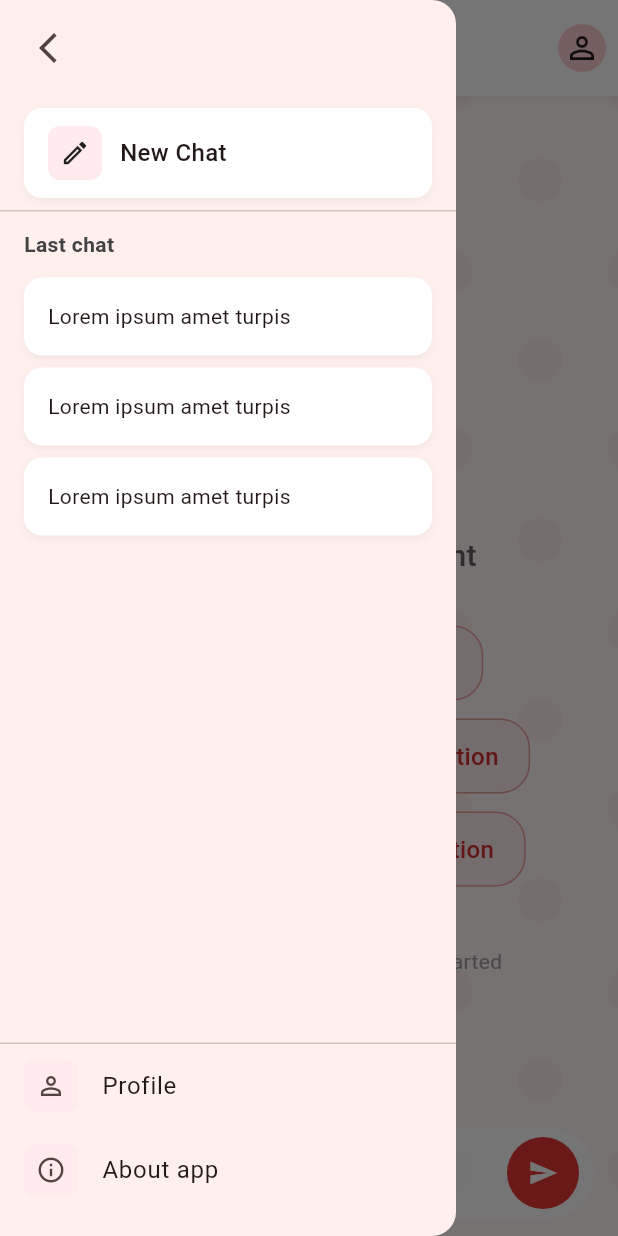
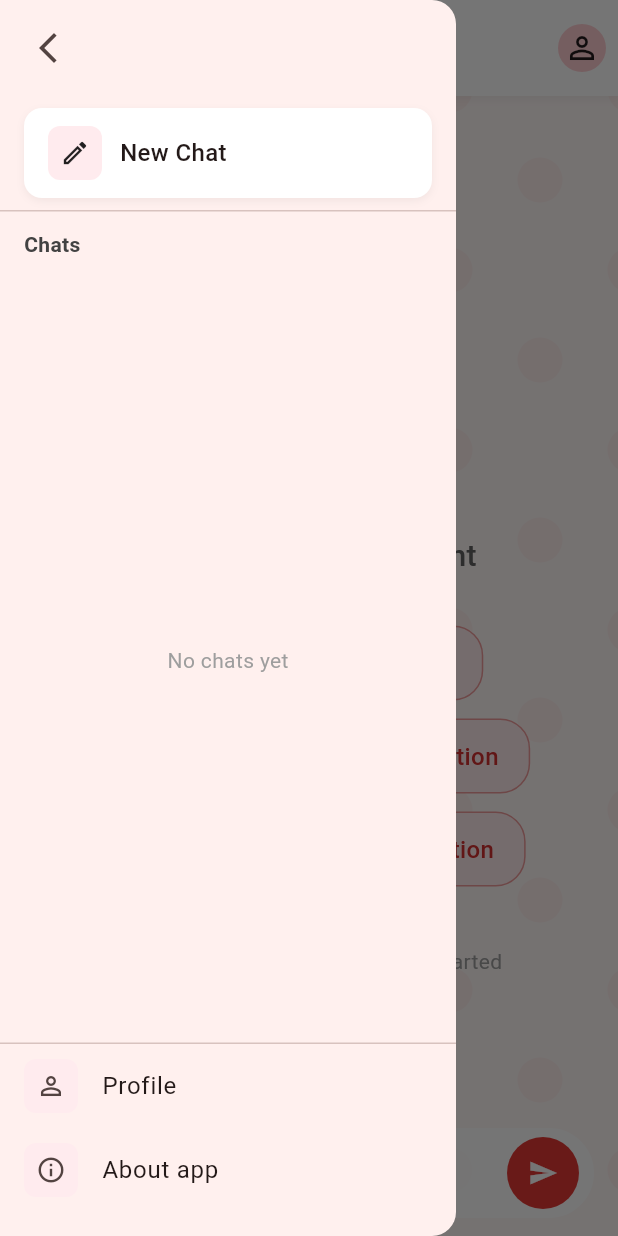
Before and after one commit to ikiiash/hackathon-telekom-2025, a Flutter app: the screen it shows once a user with an empty profile is signed in, with the side drawer open, on a phone screen of 412 x 824 dp. Run offline on Flutter 3.47's test engine with Material 3 defaults, Android fonts, the phone set to English and light mode, and no system bars; our stand-ins replace flutter_dotenv, image_picker, supabase_flutter; accounts and stored records are empty.

Commit message:
chat history final

```diff
--- a/client/lib/widgets/chat_drawer.dart
+++ b/client/lib/widgets/chat_drawer.dart
@@ -1,13 +1,34 @@
 import 'package:flutter/material.dart';
+
+/// Один елемент у списку чатів у боковому меню
+class ChatListItem {
+  final String id;
+  final String title;
+  final DateTime? updatedAt;
+
+  ChatListItem({
+    required this.id,
+    required this.title,
+    this.updatedAt,
+  });
+}
 
 class ChatDrawer extends StatelessWidget {
   final VoidCallback onProfilePressed;
   final VoidCallback onNewChatPressed;
 
+  /// Список чатів поточного юзера
+  final List<ChatListItem> chats;
+
+  /// Викликається, коли юзер тапнув по чату в списку
+  final void Function(ChatListItem chat) onChatSelected;
+
   const ChatDrawer({
     super.key,
     required this.onProfilePressed,
     required this.onNewChatPressed,
+    required this.chats,
+    required this.onChatSelected,
   });
 
   @override
@@ -39,7 +60,8 @@ class ChatDrawer extends StatelessWidget {
           },
           borderRadius: BorderRadius.circular(12),
           child: Container(
-                padding: const EdgeInsets.symmetric(horizontal: 16, vertical: 12),
+            padding:
+            const EdgeInsets.symmetric(horizontal: 16, vertical: 12),
             decoration: BoxDecoration(
               color: Colors.white,
               borderRadius: BorderRadius.circular(12),
@@ -64,7 +86,8 @@ class ChatDrawer extends StatelessWidget {
                 const SizedBox(width: 12),
                 const Text(
                   'New Chat',
-                      style: TextStyle(fontSize: 16, fontWeight: FontWeight.w500),
+                  style:
+                  TextStyle(fontSize: 16, fontWeight: FontWeight.w500),
                 ),
               ],
             ),
@@ -74,13 +97,13 @@ class ChatDrawer extends StatelessWidget {
 
       const Divider(height: 1),
 
-          // Last chat section header
+      // Chats section header
       Padding(
         padding: const EdgeInsets.symmetric(horizontal: 16, vertical: 12),
         child: Align(
           alignment: Alignment.centerLeft,
           child: Text(
-                'Last chat',
+            'Chats',
             style: TextStyle(
               fontSize: 14,
               fontWeight: FontWeight.w600,
@@ -90,20 +113,27 @@ class ChatDrawer extends StatelessWidget {
         ),
       ),
 
-          // Scrollable chat history (placeholder) - White rounded rectangles
+
+      // Scrollable chat history (реальні чати)
       Expanded(
-            child: ListView.builder(
+        child: chats.isEmpty
+            ? const Center(
+          child: Text(
+            'No chats yet',
+            style: TextStyle(color: Colors.grey),
+          ),
+        )
+            : ListView.builder(
           padding: const EdgeInsets.symmetric(horizontal: 16),
-              itemCount: 3,
+          itemCount: chats.length,
           itemBuilder: (context, index) {
+            final chat = chats[index];
             return Padding(
               padding: const EdgeInsets.only(bottom: 8),
               child: InkWell(
                 onTap: () {
-                      // Placeholder - will be functional later
-                      ScaffoldMessenger.of(context).showSnackBar(
-                        const SnackBar(content: Text('Chat history coming soon!')),
-                      );
+                  Navigator.pop(context);
+                  onChatSelected(chat);
                 },
                 borderRadius: BorderRadius.circular(12),
                 child: Container(
@@ -119,11 +149,33 @@ class ChatDrawer extends StatelessWidget {
                       ),
                     ],
                   ),
-                      child: const Text(
-                        'Lorem ipsum amet turpis',
-                        style: TextStyle(fontSize: 14),
-                        maxLines: 2,
+                  child: Column(
+                    crossAxisAlignment: CrossAxisAlignment.start,
+                    children: [
+                      Text(
+                        chat.title.isNotEmpty
+                            ? chat.title
+                            : 'Untitled chat',
+                        style: const TextStyle(
+                          fontSize: 14,
+                          fontWeight: FontWeight.w500,
+                        ),
+                        maxLines: 1,
                         overflow: TextOverflow.ellipsis,
+                      ),
+                      if (chat.updatedAt != null) ...[
+                        const SizedBox(height: 4),
+                        Text(
+                          'Updated: ${chat.updatedAt}',
+                          style: TextStyle(
+                            fontSize: 11,
+                            color: Colors.grey[600],
+                          ),
+                          maxLines: 1,
+                          overflow: TextOverflow.ellipsis,
+                        ),
+                      ],
+                    ],
                   ),
                 ),
               ),
@@ -153,6 +205,7 @@ class ChatDrawer extends StatelessWidget {
           onProfilePressed();
         },
       ),
+
 
           // About app button
           ListTile(
```
Also changed, not shown: client/lib/pages/chat_page.dart (+120 -24 lines), client/lib/services/chat_service.dart (+93 -16 lines). Lines whose indentation alone changed are shown as unchanged.
